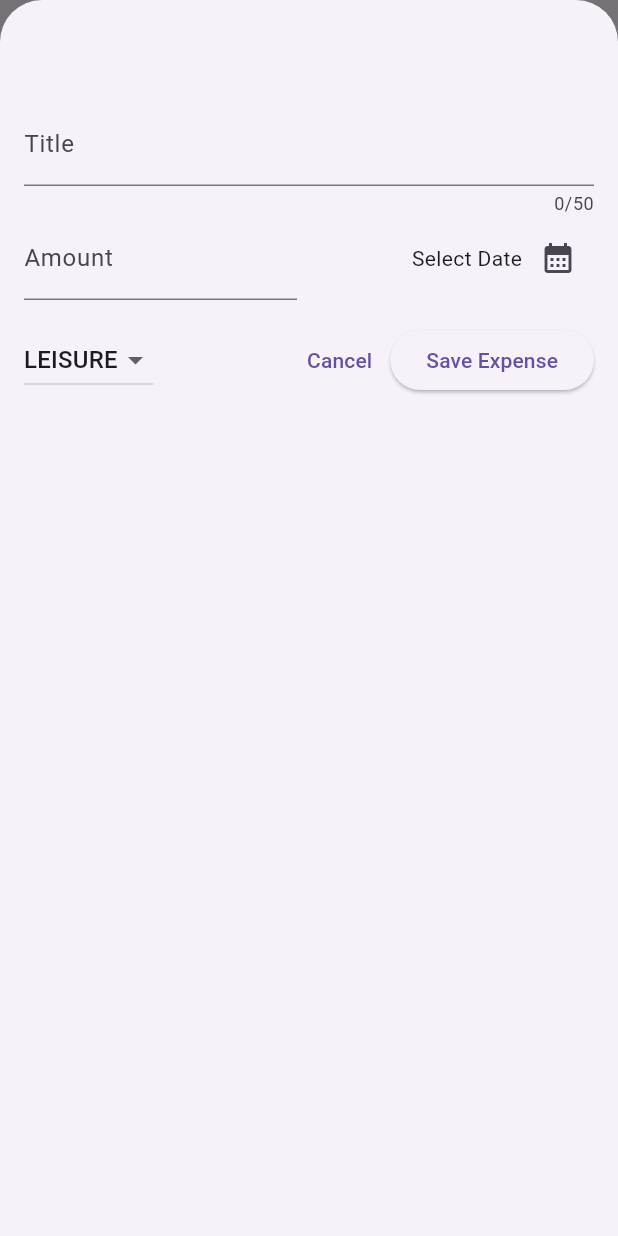
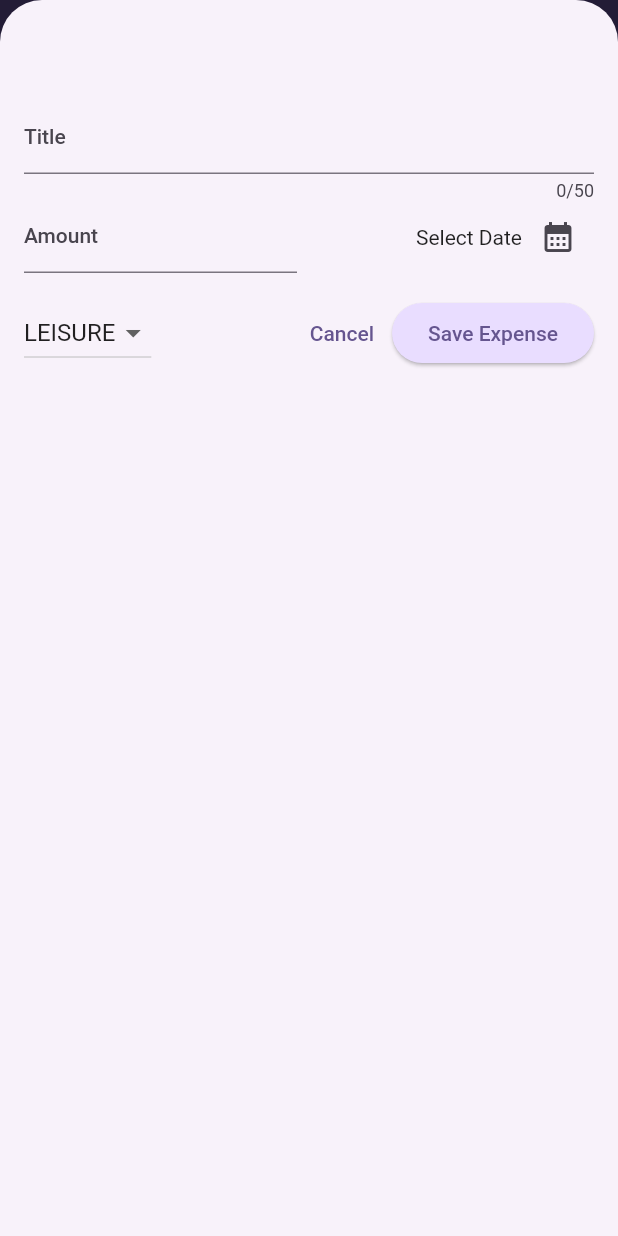
Before and after one commit to AvishkaUmesh/Flutter-Expense-Tracking-App, a Flutter app: the screen it shows after launch, after a tap on the "add" icon, on a phone screen of 412 x 824 dp. Run offline on Flutter 3.47's test engine with Material 2 defaults, Android fonts, the phone set to English and light mode, and no system bars.

Commit message:
added theme

```diff
--- a/lib/main.dart
+++ b/lib/main.dart
@@ -1,10 +1,37 @@
 import 'package:flutter/material.dart';
 import 'package:expense_tracker/widgets/expenses.dart';
+
+var kColorScheme = ColorScheme.fromSeed(
+  seedColor: const Color.fromARGB(255, 96, 59, 181),
+);
 
 void main() {
   runApp(
     MaterialApp(
-      theme: ThemeData(useMaterial3: true),
+      theme: ThemeData().copyWith(
+        useMaterial3: true,
+        colorScheme: kColorScheme,
+        appBarTheme: const AppBarTheme().copyWith(
+          backgroundColor: kColorScheme.onPrimaryContainer,
+          foregroundColor: kColorScheme.primaryContainer,
+        ),
+        cardTheme: const CardTheme().copyWith(
+          color: kColorScheme.secondaryContainer,
+          margin: const EdgeInsets.symmetric(horizontal: 16, vertical: 8),
+        ),
+        elevatedButtonTheme: ElevatedButtonThemeData(
+          style: ElevatedButton.styleFrom(
+            backgroundColor: kColorScheme.primaryContainer,
+          ),
+        ),
+        textTheme: ThemeData().textTheme.copyWith(
+              titleLarge: TextStyle(
+                fontSize: 16,
+                fontWeight: FontWeight.bold,
+                color: kColorScheme.onSecondaryContainer,
+              ),
+            ),
+      ),
       home: const Expenses(),
     ),
   );
--- a/lib/widgets/expenses_list/expense_item.dart
+++ b/lib/widgets/expenses_list/expense_item.dart
@@ -9,12 +9,15 @@ class ExpenseItem extends StatelessWidget {
   @override
   Widget build(BuildContext context) {
     return Card(
-      margin: const EdgeInsets.symmetric(horizontal: 14, vertical: 6),
       child: Padding(
         padding: const EdgeInsets.symmetric(horizontal: 20, vertical: 16),
         child: Column(
+          crossAxisAlignment: CrossAxisAlignment.start,
           children: [
-            Text(expense.title),
+            Text(
+              expense.title,
+              style: Theme.of(context).textTheme.titleLarge,
+            ),
             const SizedBox(height: 4),
             Row(
               children: [
--- a/lib/widgets/expenses_list/expenses_list.dart
+++ b/lib/widgets/expenses_list/expenses_list.dart
@@ -14,6 +14,18 @@ class ExpensesList extends StatelessWidget {
     return ListView.builder(
       itemCount: expenses.length,
       itemBuilder: (context, index) => Dismissible(
+        background: Container(
+          color: Theme.of(context).colorScheme.error.withOpacity(0.85),
+          margin: EdgeInsets.symmetric(
+            horizontal: Theme.of(context).cardTheme.margin!.horizontal,
+          ),
+          alignment: Alignment.centerRight,
+          child: const Icon(
+            Icons.delete,
+            color: Colors.white,
+            size: 40,
+          ),
+        ),
         key: ValueKey(expenses[index]),
         onDismissed: (direction) {
           onRemoveExpense(expenses[index]);
```
